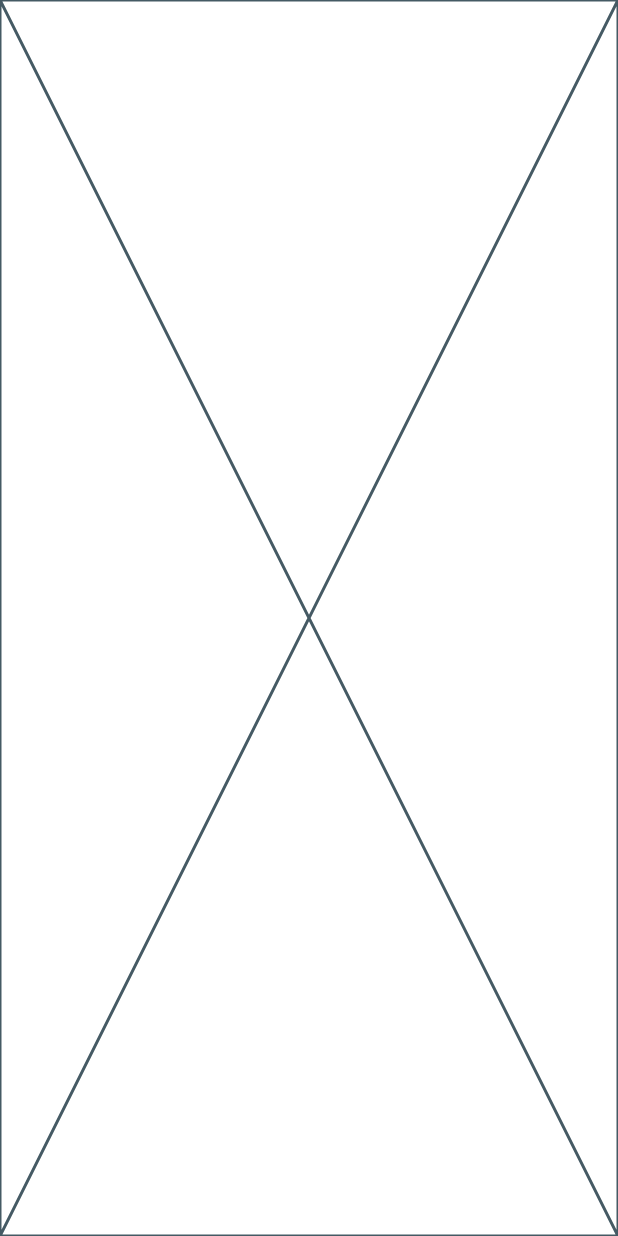
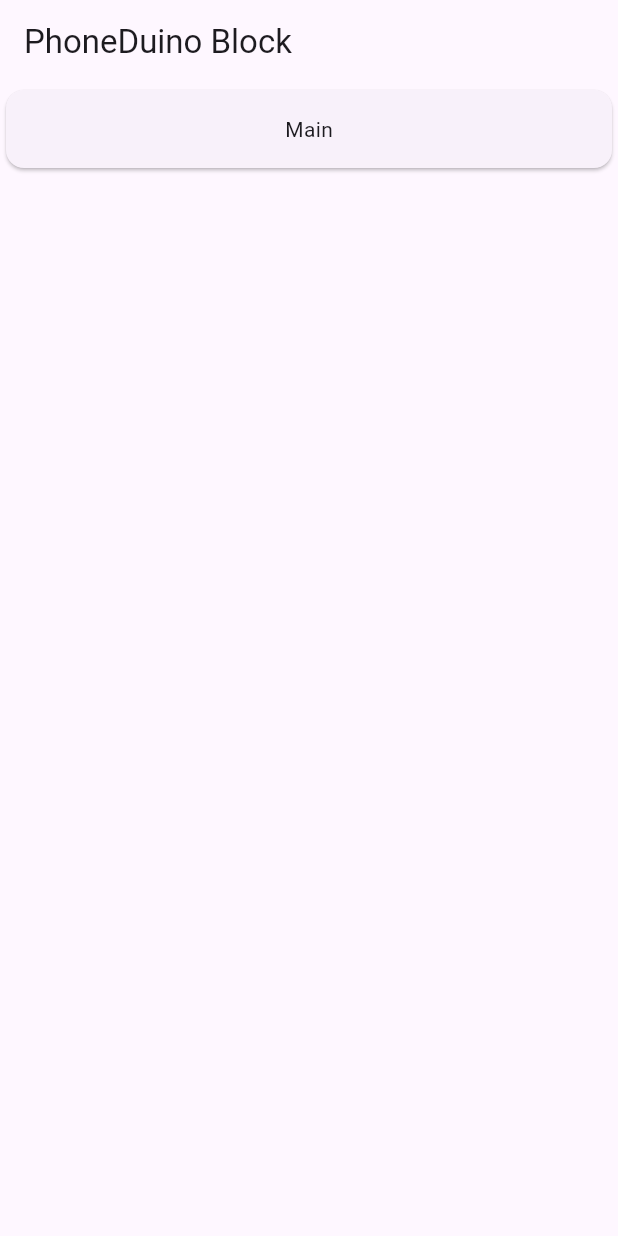
Before and after one commit to rogue1starwars/Block, a Flutter app: the screen it shows after launch, on a phone screen of 412 x 824 dp. Run offline on Flutter 3.47's test engine with Material 3 defaults, Android fonts, the phone set to English and light mode, and no system bars; our stand-ins replace flutter_riverpod.

Commit message:
created basic UI

```diff
--- a/lib/widgets/home_page.dart
+++ b/lib/widgets/home_page.dart
@@ -1,5 +1,7 @@
 import 'package:flutter/material.dart';
 import 'package:flutter_riverpod/flutter_riverpod.dart';
+import 'package:phoneduino_block/models/block.dart';
+import 'package:phoneduino_block/models/inputs.dart';
 import 'package:phoneduino_block/provider/block_tree_provider.dart';
 
 class HomePage extends ConsumerWidget {
@@ -7,7 +9,56 @@ class HomePage extends ConsumerWidget {
 
   @override
   Widget build(BuildContext context, WidgetRef ref) {
-    return const Placeholder();
+    Block root = ref.watch(blockTreeProvider);
+    return Scaffold(
+      appBar: AppBar(
+        title: const Text('PhoneDuino Block'),
+      ),
+      body: BlockTree(block: root),
+    );
+  }
+}
+
+class BlockTree extends ConsumerWidget {
+  final Block block;
+  const BlockTree({super.key, required this.block});
+
+  _buildInputWidget(Input input) {
+    if (input.block != null) {
+      return BlockTree(block: input.block!);
+    }
+    if (input.blocks != null) {
+      return Column(
+        children: [
+          for (final block in input.blocks!) BlockTree(block: block),
+        ],
+      );
+    }
+    return null;
+  }
+
+  @override
+  Widget build(BuildContext context, WidgetRef ref) {
+    return Column(
+      mainAxisSize: MainAxisSize.min,
+      crossAxisAlignment: CrossAxisAlignment.stretch,
+      children: [
+        Card(
+          child: Container(
+            padding: const EdgeInsets.symmetric(horizontal: 20, vertical: 16),
+            child: Column(
+              children: [
+                Text(block.name),
+                if (block.fields != null)
+                  for (var field in block.fields!) Text(field.label),
+              ],
+            ),
+          ),
+        ),
+        if (block.children != null)
+          for (Input child in block.children!) _buildInputWidget(child),
+      ],
+    );
   }
 }
 
@@ -22,13 +73,10 @@ class BlockWidget extends StatefulWidget {
 class _BlockWidgetState extends State<BlockWidget> {
   @override
   Widget build(BuildContext context) {
-    return Card(
+    return const Card(
         child: Column(
       mainAxisSize: MainAxisSize.min,
-      children: [
-        Text(),
-
-      ],
+      children: [],
     ));
   }
 }
```
Also changed, not shown: lib/data/block_data.dart (+119 -50 lines), lib/provider/block_tree_provider.dart (+51 -35 lines).
